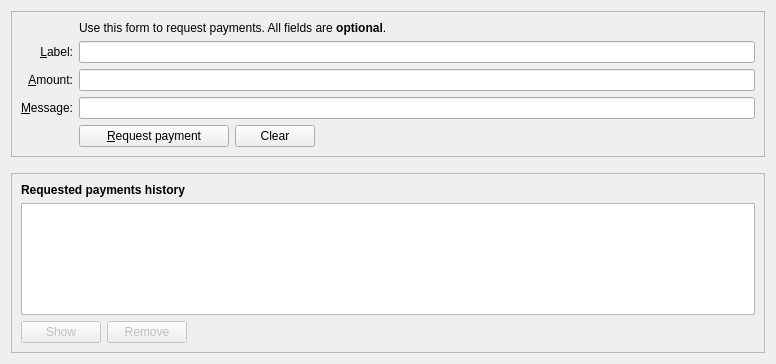
The window that src/qt/forms/receivecoinsdialog.ui (onsightit/solarcoin) describes before a commit, drawn with Qt 5.
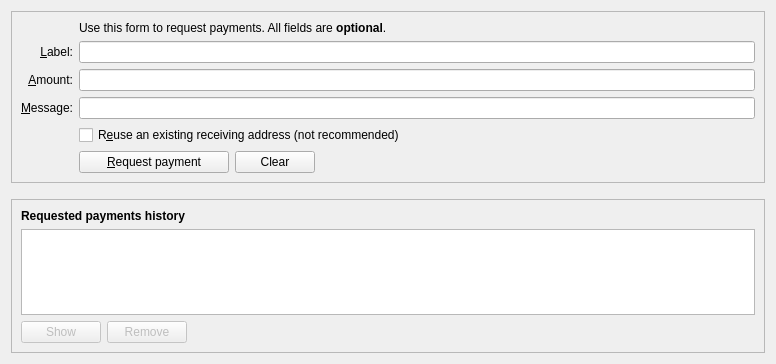
The same window after the commit. Icons and pictures are not drawn. Custom widgets are drawn as their Qt base class.

The edit to the form file:
```diff
--- a/src/qt/forms/receivecoinsdialog.ui
+++ b/src/qt/forms/receivecoinsdialog.ui
@@ -28,6 +28,23 @@
      <layout class="QVBoxLayout" name="verticalLayout_3">
       <item>
        <layout class="QGridLayout" name="gridLayout">
+        <item row="7" column="2">
+         <widget class="QCheckBox" name="reuseAddress">
+          <property name="toolTip">
+           <string>Reuse one of the previously used receiving addresses. Reusing addresses has security and privacy issues. Do not use this unless re-generating a payment request made before.</string>
+          </property>
+          <property name="text">
+           <string>R&amp;euse an existing receiving address (not recommended)</string>
+          </property>
+         </widget>
+        </item>
+        <item row="7" column="0">
+         <widget class="QLabel" name="label_4">
+          <property name="text">
+           <string/>
+          </property>
+         </widget>
+        </item>
         <item row="6" column="0">
          <widget class="QLabel" name="label_3">
           <property name="toolTip">
@@ -110,7 +127,7 @@
           </property>
          </widget>
         </item>
-        <item row="7" column="2">
+        <item row="8" column="2">
          <layout class="QHBoxLayout" name="horizontalLayout">
           <item>
            <widget class="QPushButton" name="receiveButton">
@@ -167,7 +184,7 @@
           </item>
          </layout>
         </item>
-        <item row="7" column="0">
+        <item row="8" column="0">
          <widget class="QLabel" name="label_7">
           <property name="text">
            <string/>
```
Left out of the diff: 1 changed line with no effect on the pictures.
